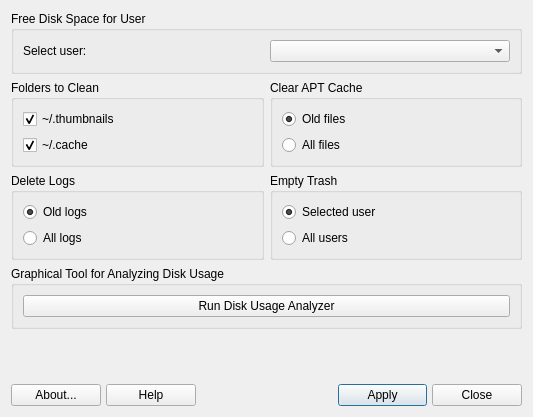
Above: mainwindow.ui from MX-Linux/mx-cleanup before the change. Below: the same form after it.
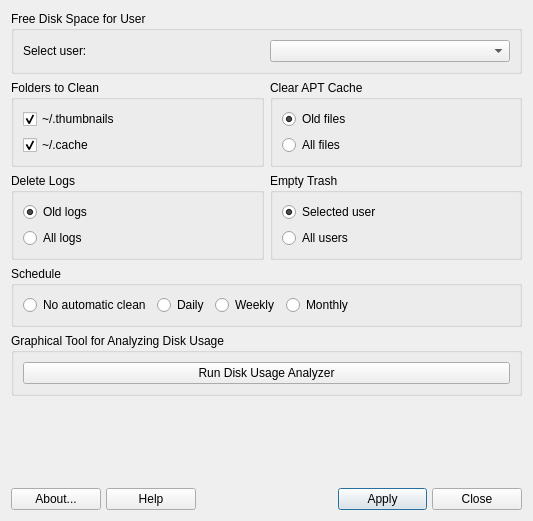
That is the form after the change. Icons and pictures are not drawn.

The edit to the form file:
```diff
--- a/mainwindow.ui
+++ b/mainwindow.ui
@@ -7,7 +7,7 @@
     <x>0</x>
     <y>0</y>
     <width>533</width>
-    <height>417</height>
+    <height>521</height>
    </rect>
   </property>
   <property name="windowTitle">
@@ -114,7 +114,7 @@
      </layout>
     </widget>
    </item>
-   <item row="7" column="0" colspan="2">
+   <item row="8" column="0" colspan="2">
     <spacer name="verticalSpacer">
      <property name="orientation">
       <enum>Qt::Vertical</enum>
@@ -127,7 +127,7 @@
      </property>
     </spacer>
    </item>
-   <item row="8" column="0" colspan="2">
+   <item row="9" column="0" colspan="2">
     <layout class="QGridLayout" name="buttonBar" columnstretch="0,0,0,0,0,0,0,0,0,0">
      <property name="sizeConstraint">
       <enum>QLayout::SetDefaultConstraint</enum>
@@ -439,7 +439,7 @@
      </layout>
     </widget>
    </item>
-   <item row="5" column="0" colspan="2">
+   <item row="6" column="0" colspan="2">
     <widget class="QGroupBox" name="groupBox_2">
      <property name="sizePolicy">
       <sizepolicy hsizetype="Expanding" vsizetype="Preferred">
@@ -465,6 +465,62 @@
      </layout>
     </widget>
    </item>
+   <item row="5" column="0" colspan="2">
+    <widget class="QGroupBox" name="groupBoxSchedule">
+     <property name="title">
+      <string>Schedule</string>
+     </property>
+     <property name="checkable">
+      <bool>false</bool>
+     </property>
+     <property name="checked">
+      <bool>false</bool>
+     </property>
+     <layout class="QHBoxLayout" name="horizontalLayout_2">
+      <item>
+       <widget class="QRadioButton" name="rbNone">
+        <property name="text">
+         <string>No automatic clean</string>
+        </property>
+       </widget>
+      </item>
+      <item>
+       <widget class="QRadioButton" name="rbDaily">
+        <property name="text">
+         <string>Daily</string>
+        </property>
+       </widget>
+      </item>
+      <item>
+       <widget class="QRadioButton" name="rbWeekly">
+        <property name="text">
+         <string>Weekly</string>
+        </property>
+       </widget>
+      </item>
+      <item>
+       <widget class="QRadioButton" name="rbMonthly">
+        <property name="text">
+         <string>Monthly</string>
+        </property>
+       </widget>
+      </item>
+      <item>
+       <spacer name="horizontalSpacer">
+        <property name="orientation">
+         <enum>Qt::Horizontal</enum>
+        </property>
+        <property name="sizeHint" stdset="0">
+         <size>
+          <width>40</width>
+          <height>20</height>
+         </size>
+        </property>
+       </spacer>
+      </item>
+     </layout>
+    </widget>
+   </item>
   </layout>
  </widget>
  <resources>
```
